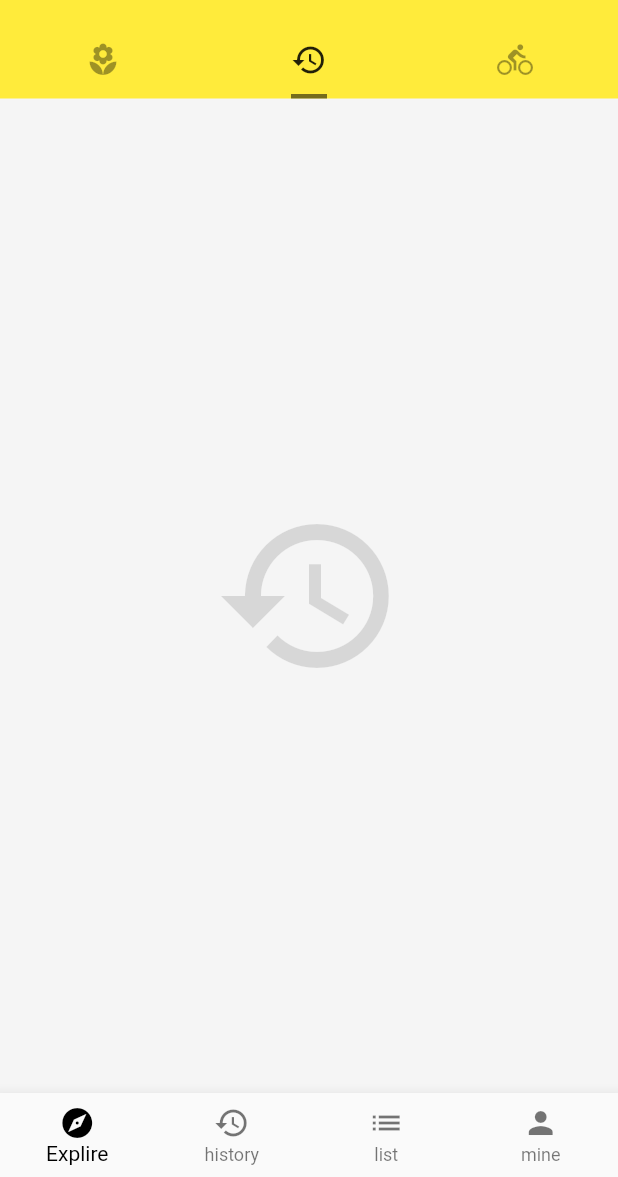
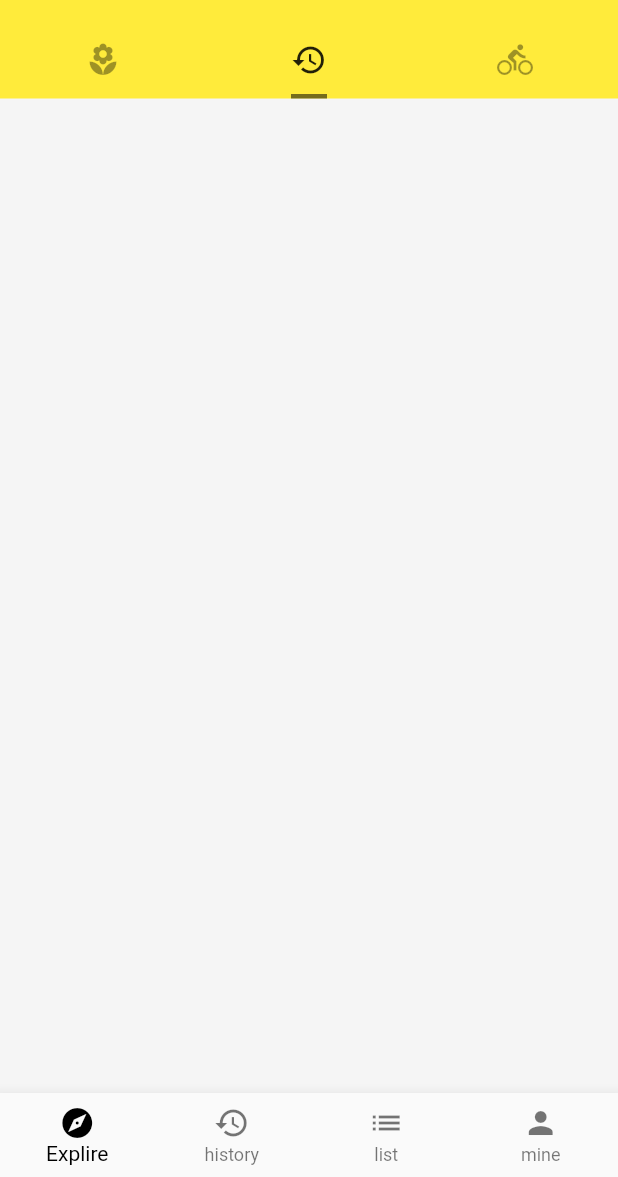
Before and after one commit to Luopan1/FlutterStudy, a Flutter app: the Home screen opened directly, tab 2 chosen, on a phone screen of 412 x 824 dp, the part 59-1236 px from its top. Run offline on Flutter 3.47's test engine with Material 2 defaults, Android fonts, the phone set to English and light mode, and no system bars; network calls fail.

Commit message:
上传资源文件

```diff
--- /dev/null
+++ b/lib/demo/basic_demo.dart
@@ -0,0 +1,8 @@
+import 'package:flutter/material.dart';
+
+class BasicDemo extends StatelessWidget {
+  @override
+  Widget build(BuildContext context) {
+    return Container();
+  }
+}
--- a/lib/界面结构.dart
+++ b/lib/界面结构.dart
@@ -1,6 +1,7 @@
 import 'package:flutter/material.dart';
 import 'package:nihao_flutter/demo/list_demo.dart';
 import 'package:nihao_flutter/demo/drawer.dart';
+import 'package:nihao_flutter/demo/basic_demo.dart';
 
 void main() => runApp(MyApp());
 
@@ -61,11 +62,12 @@ class Home extends StatelessWidget {
         ),
         body: TabBarView(children: [
           List_Demo(),
-          Icon(
-            Icons.history,
-            size: 128.0,
-            color: Colors.black12,
-          ),
+//          Icon(
+//            Icons.history,
+//            size: 128.0,
+//            color: Colors.black12,
+//          ),
+          BasicDemo(),
           Icon(
             Icons.directions_bike,
             size: 128.0,
```
Also changed, not shown: resource/6C521AC9-AE81-4E10-956F-8CE32777B7E2.png (added), resource/874C0C2B-41B6-42FB-B1FF-F265336D46C5.png (added), resource/8A226E8F-4F79-4186-B5B1-0F6443A2559A.png (added), resource/93564042-EE45-4F8B-8CC9-299699A7F468.png (added), resource/97AAF2A2-EA79-4D9A-87D3-CC63B4B0C24D.png (added), resource/9973E323-1D67-4EE7-B49C-30301411A3D7.png (added), resource/EAF26BFE-5FE4-4C6F-8CCB-6628643AD1B6.png (added), 1 other file.
